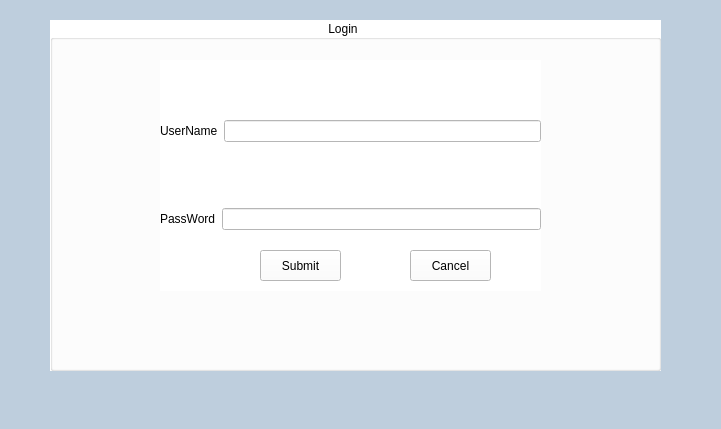
The window that mainwindowplantcare.ui (Rabsoninnora/RoseGardenPlantCareSystem) describes before a commit, drawn with Qt 5.
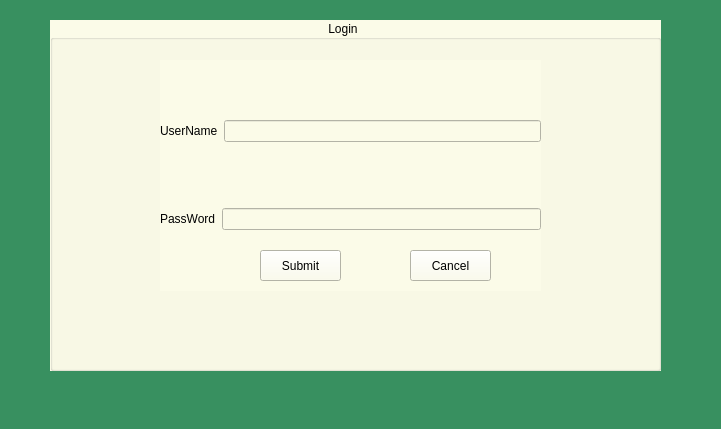
The same window after the commit.

```diff
--- a/mainwindowplantcare.ui
+++ b/mainwindowplantcare.ui
@@ -17,7 +17,7 @@
    <enum>Qt::LeftToRight</enum>
   </property>
   <property name="styleSheet">
-   <string notr="true">background-color: rgb(190, 206, 221);</string>
+   <string notr="true">background-color: rgb(56, 144, 96);</string>
   </property>
   <widget class="QWidget" name="centralwidget">
    <widget class="QGroupBox" name="loginBox">
@@ -30,7 +30,7 @@
      </rect>
     </property>
     <property name="styleSheet">
-     <string notr="true">background-color: rgb(255, 255, 255);
+     <string notr="true">background-color: rgb(251, 251, 232);
  </string>
     </property>
     <property name="title">
```
